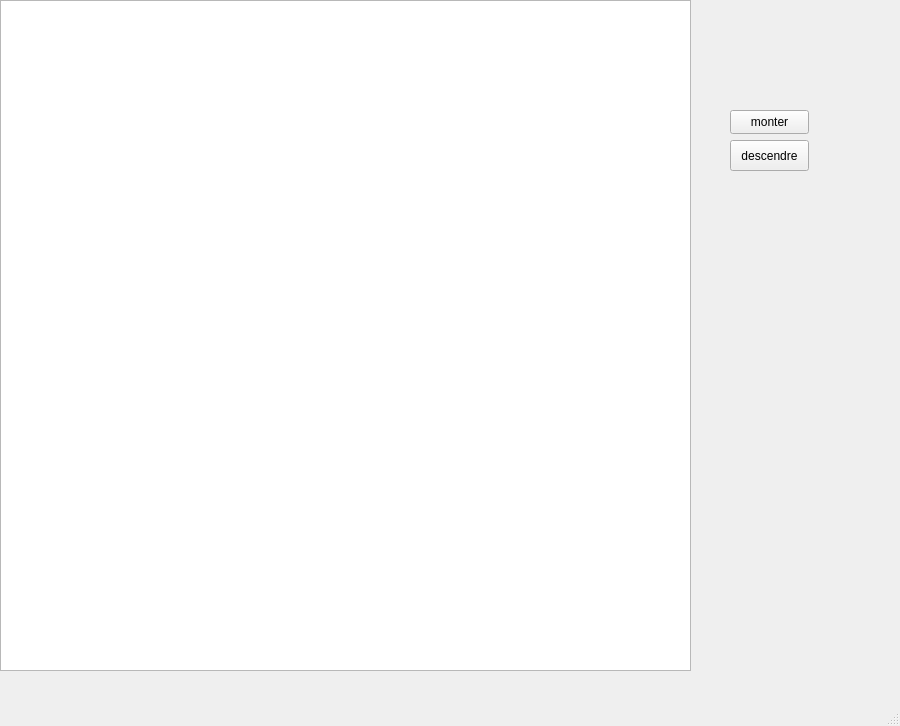
This is demo.ui in arcreane/python-project-lilian-ethan as Qt 5 draws it before an edit. The edited form follows.
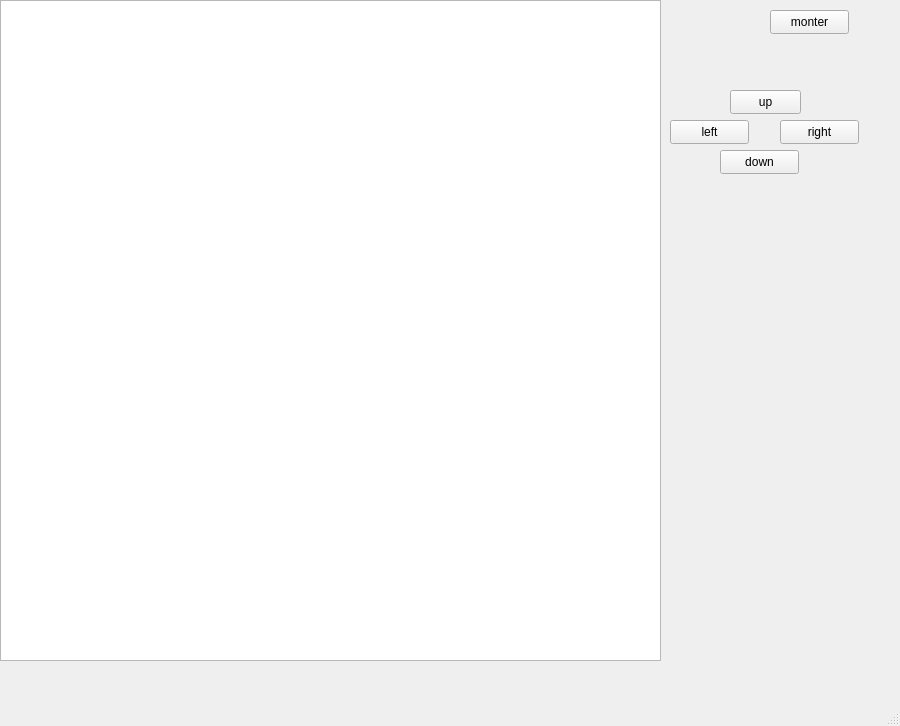
This is the edited form. Icons and pictures are not drawn.

What changed in the file:
```diff
--- a/demo.ui
+++ b/demo.ui
@@ -14,41 +14,22 @@
    <string>MainWindow</string>
   </property>
   <widget class="QWidget" name="centralwidget">
-   <widget class="QLabel" name="planeLabel">
+   <widget class="QWidget" name="layoutWidget">
     <property name="geometry">
      <rect>
-      <x>120</x>
-      <y>10</y>
-      <width>121</width>
-      <height>91</height>
+      <x>0</x>
+      <y>0</y>
+      <width>861</width>
+      <height>671</height>
      </rect>
     </property>
-    <property name="text">
-     <string/>
-    </property>
-    <property name="pixmap">
-     <pixmap resource="resources.qrc">:/img/plane.png</pixmap>
-    </property>
-    <property name="scaledContents">
-     <bool>true</bool>
-    </property>
-    <property name="alignment">
-     <set>Qt::AlignmentFlag::AlignCenter</set>
-    </property>
-   </widget>
+    <layout class="QHBoxLayout" name="horizontalLayout">
+     <item>
    <widget class="QWidget" name="widget" native="true">
-    <property name="geometry">
-     <rect>
-      <x>710</x>
-      <y>100</y>
-      <width>158</width>
-      <height>78</height>
-     </rect>
-    </property>
     <widget class="QPushButton" name="btnUp">
      <property name="geometry">
       <rect>
-       <x>20</x>
+          <x>770</x>
        <y>10</y>
        <width>79</width>
        <height>24</height>
@@ -61,37 +42,68 @@
     <widget class="QPushButton" name="btnDown">
      <property name="geometry">
       <rect>
-       <x>20</x>
-       <y>40</y>
+          <x>780</x>
+          <y>120</y>
        <width>79</width>
-       <height>31</height>
+          <height>24</height>
       </rect>
      </property>
      <property name="text">
-      <string>descendre</string>
-     </property>
-    </widget>
-   </widget>
-   <widget class="QWidget" name="horizontalLayoutWidget">
+         <string>right</string>
+        </property>
+       </widget>
+       <widget class="QPushButton" name="btnMoveLeft">
+        <property name="geometry">
+         <rect>
+          <x>670</x>
+          <y>120</y>
+          <width>79</width>
+          <height>24</height>
+         </rect>
+        </property>
+        <property name="text">
+         <string>left</string>
+        </property>
+       </widget>
+       <widget class="QPushButton" name="btnMoveDown">
     <property name="geometry">
      <rect>
-      <x>690</x>
-      <y>180</y>
-      <width>160</width>
-      <height>80</height>
-     </rect>
-    </property>
-    <layout class="QHBoxLayout" name="horizontalLayout"/>
+          <x>720</x>
+          <y>150</y>
+          <width>79</width>
+          <height>24</height>
+         </rect>
+        </property>
+        <property name="text">
+         <string>down</string>
+        </property>
+       </widget>
+       <widget class="QPushButton" name="btnMoveUp">
+        <property name="geometry">
+         <rect>
+          <x>730</x>
+          <y>90</y>
+          <width>71</width>
+          <height>24</height>
+         </rect>
+        </property>
+        <property name="text">
+         <string>up</string>
+        </property>
    </widget>
    <widget class="QGraphicsView" name="radarView">
     <property name="geometry">
      <rect>
       <x>0</x>
       <y>0</y>
-      <width>691</width>
-      <height>671</height>
-     </rect>
-    </property>
+          <width>661</width>
+          <height>661</height>
+         </rect>
+        </property>
+       </widget>
+      </widget>
+     </item>
+    </layout>
    </widget>
   </widget>
   <widget class="QMenuBar" name="menubar">
```
Left out of the diff: 2 changed lines with no effect on the pictures. Lines whose indentation alone changed are shown as unchanged.
